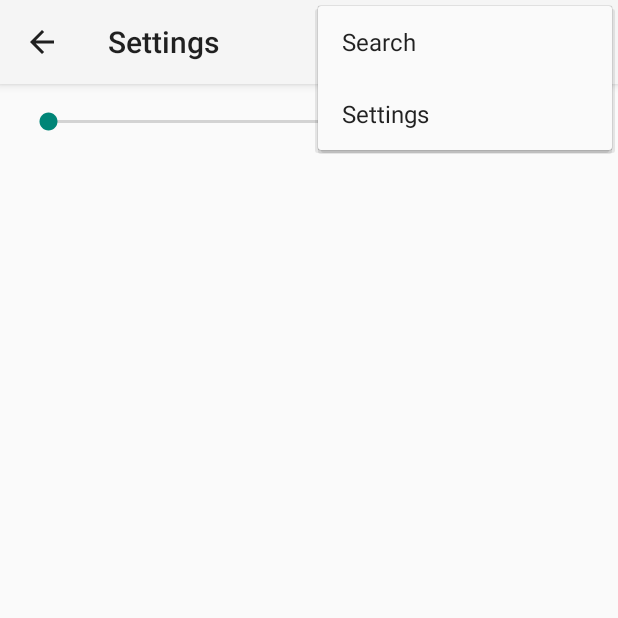
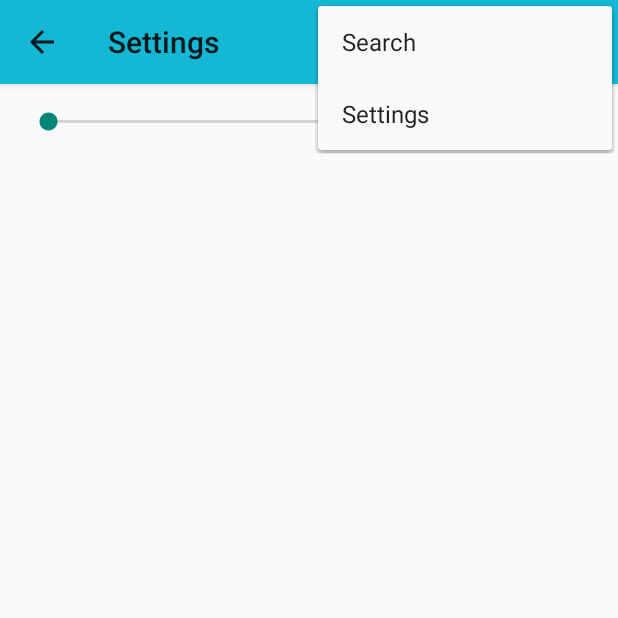
Before and after one commit to eleventigers/learn-android, an Android app: the SettingsActivity screen opened directly, with no data from a screen before it, with the options menu open, on a phone screen of 412 x 824 dp, the top half of it. Run offline under Robolectric (Android 15) with nearby library versions, the phone set to English and light mode, and no system bars.

Commit message:
added custom color to action bar

```diff
--- /dev/null
+++ b/app/src/main/res/values/colors.xml
@@ -0,0 +1,4 @@
+<?xml version="1.0" encoding="utf-8"?>
+<resources>
+    <color name="brand_primary">#14b8d5</color>
+</resources>
--- a/app/src/main/res/values/styles.xml
+++ b/app/src/main/res/values/styles.xml
@@ -2,7 +2,15 @@
 
     <!-- Base application theme. -->
     <style name="AppTheme" parent="Theme.AppCompat.Light">
-        <!-- Customize your theme here. -->
+        <item name="android:actionBarStyle">@style/MyActionBar</item>
+        <item name="actionBarStyle">@style/MyActionBar</item>
+    </style>
+
+    <!-- ActionBar styles -->
+    <style name="MyActionBar"
+        parent="@style/Widget.AppCompat.Light.ActionBar.Solid.Inverse">
+        <item name="android:background">@color/brand_primary</item>
+        <item name="background">@color/brand_primary</item>
     </style>
 
 </resources>
```
